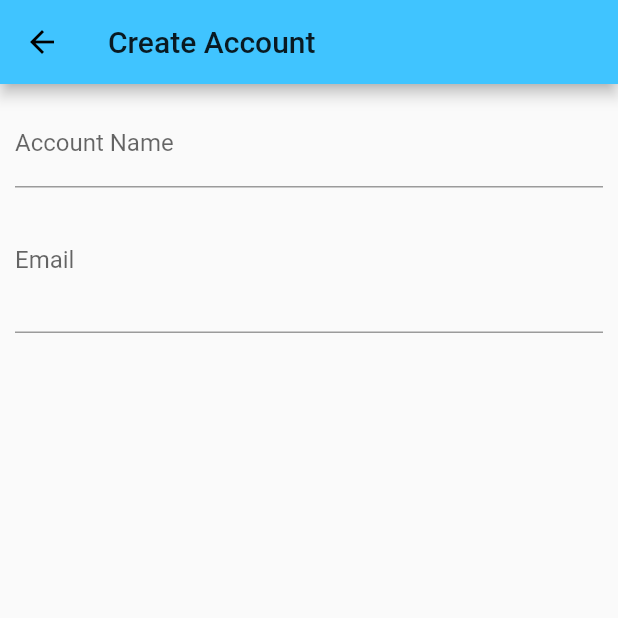
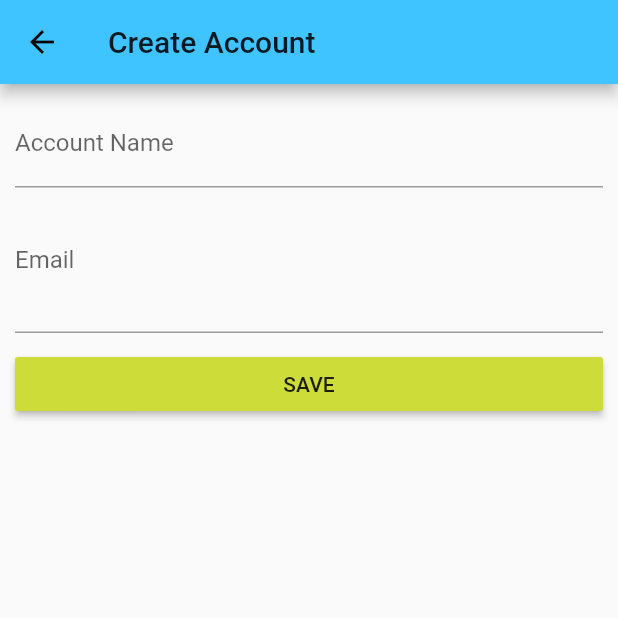
Before and after one commit to JordiiVidal/SaveZone, a Flutter app: the screen it shows after launch, after a tap on the "add" icon, on a phone screen of 412 x 824 dp, the top half of it. Run offline on Flutter 3.47's test engine with Material 2 defaults, Android fonts, the phone set to English and light mode, and no system bars.

Commit message:
add accounts and refactor data

```diff
--- a/lib/account_manager.dart
+++ b/lib/account_manager.dart
@@ -2,6 +2,8 @@ import 'package:flutter/material.dart';
 import 'accounts.dart';
 
 class AccountManger extends StatelessWidget{
+  final List<Map<String,dynamic>> accounts;
+  AccountManger(this.accounts);
 
   @override
     Widget build(BuildContext context) {
@@ -9,7 +11,7 @@ class AccountManger extends StatelessWidget{
       return Column(
         children: <Widget>[
           Expanded(
-            child: Accounts(),
+            child: Accounts(accounts),
           )
         ],
       );
--- a/lib/main.dart
+++ b/lib/main.dart
@@ -13,6 +13,21 @@ class MyApp extends StatefulWidget {
 }
 class _MyAppState extends State<MyApp>{
 
+  List<Map<String,dynamic>> _accounts = [];
+
+  void _addAccount(Map<String, dynamic> account){
+    setState(() {
+          _accounts.add(account);
+          print(_accounts);
+        });
+  }
+  void _deleteAccount(int index){
+    setState(() {
+          _accounts.removeAt(index);
+          print(_accounts);
+        });
+  }
+
   @override
     Widget build(BuildContext context) {
       // TODO: implement build
@@ -25,17 +40,17 @@ class _MyAppState extends State<MyApp>{
           backgroundColor: Colors.white,
         ),
         routes: {
-          '/': (BuildContext context) => HomePage(),
+          '/': (BuildContext context) => HomePage(_accounts),
         },onGenerateRoute: (RouteSettings settings){
           final List<String> pathElements = settings.name.split('/');
           if (pathElements[0] != '') {
           return null; //invalid name por lo tanto no va hacer load de una nueva page
           }
           if (pathElements[1] == 'account') {
-            return MaterialPageRoute(builder : (BuildContext context) => AccountCreatePage());
+            return MaterialPageRoute(builder : (BuildContext context) => AccountCreatePage(_addAccount));
           }
         },onUnknownRoute: (RouteSettings settings) {
-        return MaterialPageRoute(builder: (BuildContext context) => HomePage());
+        return MaterialPageRoute(builder: (BuildContext context) => HomePage(_accounts));
       },
       );
     }
--- a/lib/pages/account_create.dart
+++ b/lib/pages/account_create.dart
@@ -1,7 +1,20 @@
 import 'package:flutter/material.dart';
-import 'dart:async';
 
-class AccountCreatePage extends StatelessWidget{
+
+class AccountCreatePage extends StatefulWidget{
+  final Function addAccount;
+
+  AccountCreatePage(this.addAccount);
+
+  @override
+    State<StatefulWidget> createState() {
+      // TODO: implement createState
+      return _AccountCreatePage();
+    }
+}
+class _AccountCreatePage extends State<AccountCreatePage>{
+  String _accountValue;
+  String _emailValue;
 
   @override
     Widget build(BuildContext context) {
@@ -17,12 +30,36 @@ class AccountCreatePage extends StatelessWidget{
                 TextField(
                   decoration: InputDecoration(
                     labelText: 'Account Name',),
-                  //onChanged: (){},
+                  onChanged: (String value){
+                    setState(() {
+                      _accountValue = value;
+                    });
+                  },
                 ),
                 TextField(
                   maxLines: 3,
                   decoration: InputDecoration(labelText: 'Email'),
-                  //onChanged: ,
+                  onChanged: (String value){
+                    setState(() {
+                      _emailValue = value;
+                    });
+                  },
+                ),
+                SizedBox(
+                  height: 10.0,
+                ),
+                RaisedButton(
+                  child: Text('SAVE'),
+                  color: Theme.of(context).accentColor,
+                  onPressed: (){
+                    final Map<String, dynamic> account = {
+                      'account': _accountValue,
+                      'email': _emailValue,
+                      'icon' : Icons.email
+                    };
+                    widget.addAccount(account);
+                    Navigator.pushReplacementNamed(context, '/');
+                  },
                 ),
               ],
             ),
--- a/lib/pages/home.dart
+++ b/lib/pages/home.dart
@@ -1,8 +1,10 @@
 import 'package:flutter/material.dart';
 import '../account_manager.dart';
-import 'account_create.dart';
 
 class HomePage extends StatelessWidget{
+  final List<Map<String,dynamic>> accounts;
+
+  HomePage(this.accounts);
 
   @override
   Widget build(BuildContext context) {
@@ -36,8 +38,8 @@ class HomePage extends StatelessWidget{
         ),
         body: TabBarView(
           children: <Widget>[
-            AccountManger(),
-            AccountManger(),
+            AccountManger(accounts),
+            AccountManger(accounts),
           ],
         ),
         floatingActionButton: FloatingActionButton(
```
Also changed, not shown: lib/accounts.dart (+3 -11 lines).
